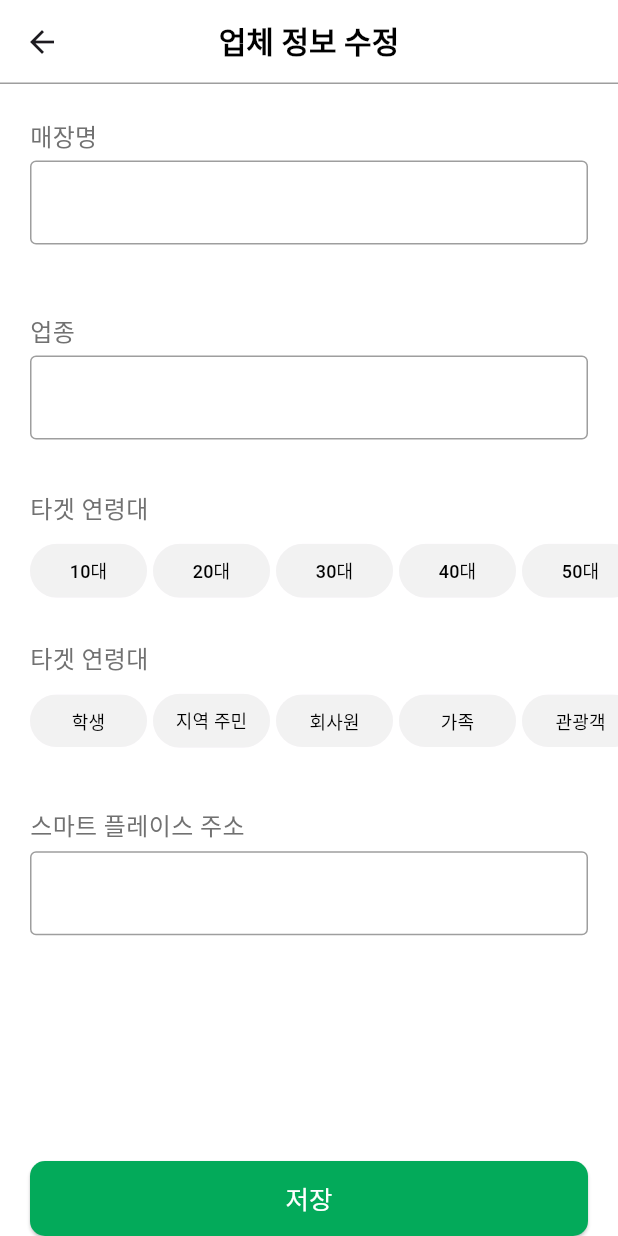
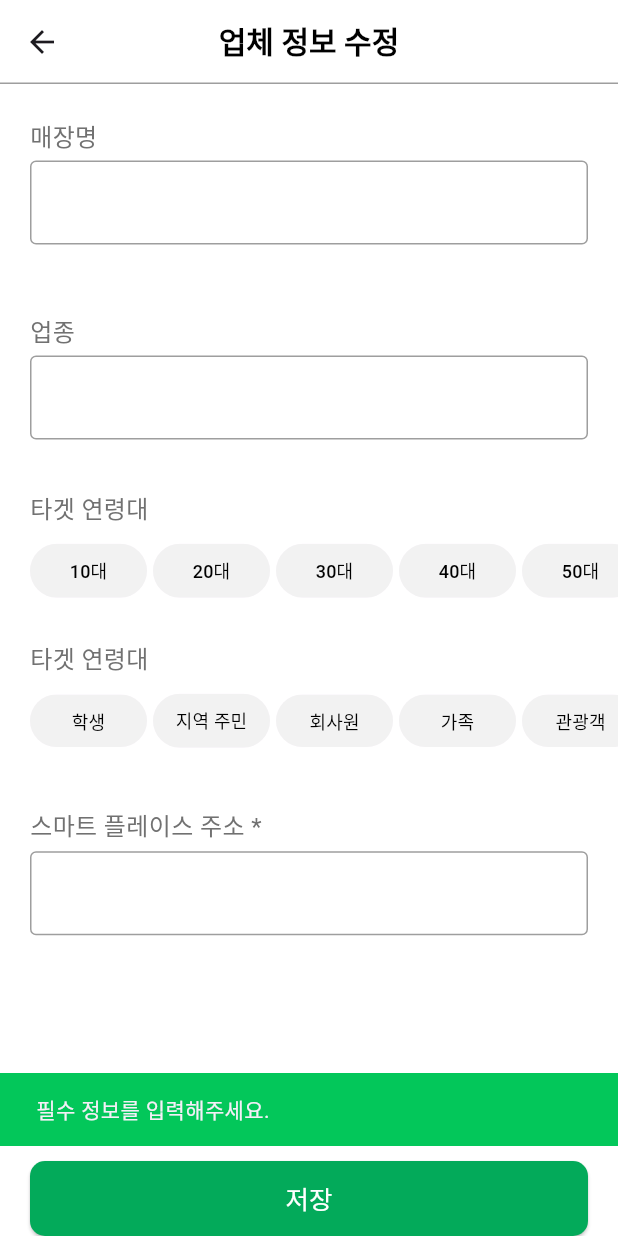
Before and after one commit to NeighClova/Frontend, a Flutter app: the EditInfo screen opened directly, after a tap on "저장", on a phone screen of 412 x 824 dp. Run offline on Flutter 3.47's test engine with Material 3 defaults, Android fonts, the phone set to English and light mode, and no system bars; our stand-ins replace fluttertoast, image_picker.

Commit message:
feat: Modify edit button onPressed (#5)

```diff
--- a/lib/edit_info.dart
+++ b/lib/edit_info.dart
@@ -1,5 +1,6 @@
 import 'package:flutter/material.dart';
 import 'package:flutter/widgets.dart';
+import 'package:flutter_neighclova/mypage.dart';
 
 class EditInfo extends StatefulWidget {
 	const EditInfo({Key? key}) : super(key: key);
@@ -77,8 +78,22 @@ class _EditInfoState extends State<EditInfo> {
           padding: EdgeInsets.fromLTRB(20, 10, 20, 0),
           child: ElevatedButton(
             onPressed: () {
-              //////////데이터 전달
-              print('수정된 업체정보 데이터 전달');
+              if (controller3.text == '')
+              {
+                showSnackBar(context, Text('필수 정보를 입력해주세요.'));
+              }
+              else
+              {
+                //데이터 저장
+                //마이페이지로 이동
+                Navigator.pushAndRemoveUntil(
+                  context,
+                  MaterialPageRoute(
+                    builder: (BuildContext context) =>
+                    MyPage(),
+                  ), (route) => false
+                );
+              }
             },
             child: Text('저장',
               style: TextStyle(fontSize: 17, color: Colors.white),
@@ -245,7 +260,7 @@ class _EditInfoState extends State<EditInfo> {
                     mainAxisAlignment: MainAxisAlignment.center, // 추가됨
                     crossAxisAlignment: CrossAxisAlignment.start,
                     children: [
-                      Text('스마트 플레이스 주소',
+                      Text('스마트 플레이스 주소 *',
                         style: TextStyle(
                           color: Color(0xff717171),
                           fontSize: 16
@@ -352,3 +367,12 @@ class _EditInfoState extends State<EditInfo> {
     );
   }
 }
+
+void showSnackBar(BuildContext context, Text text) {
+  final snackBar = SnackBar(
+    content: text,
+    backgroundColor: Color(0xff03C75A),
+  );
+
+  ScaffoldMessenger.of(context).showSnackBar(snackBar);
+}
```
